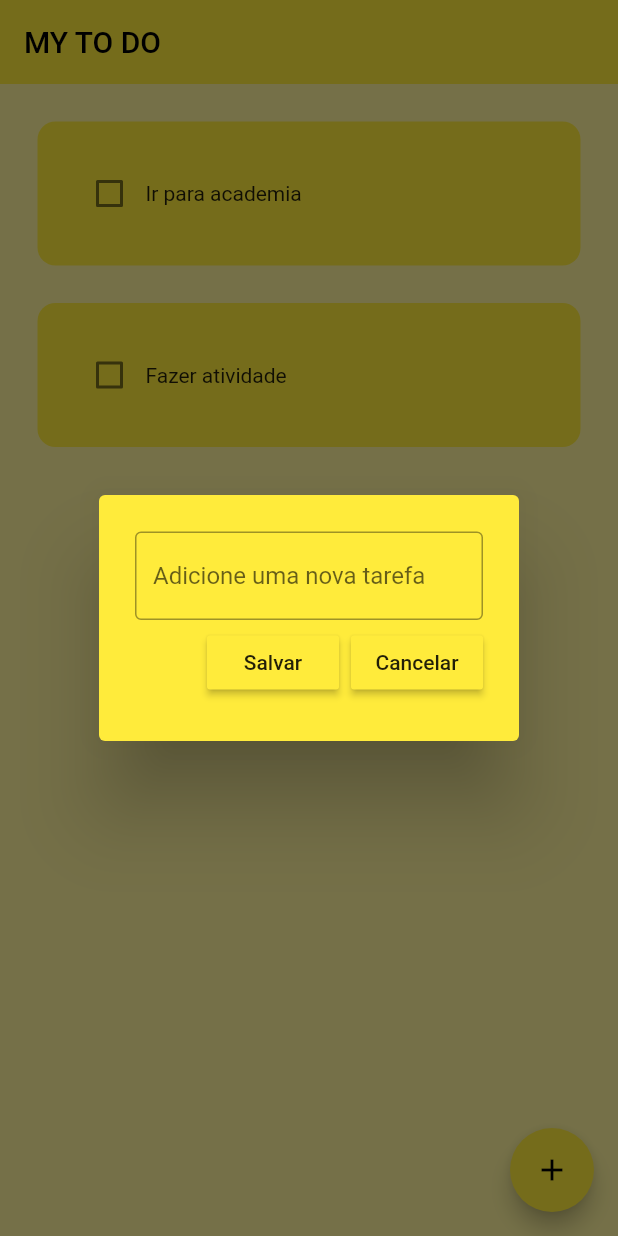
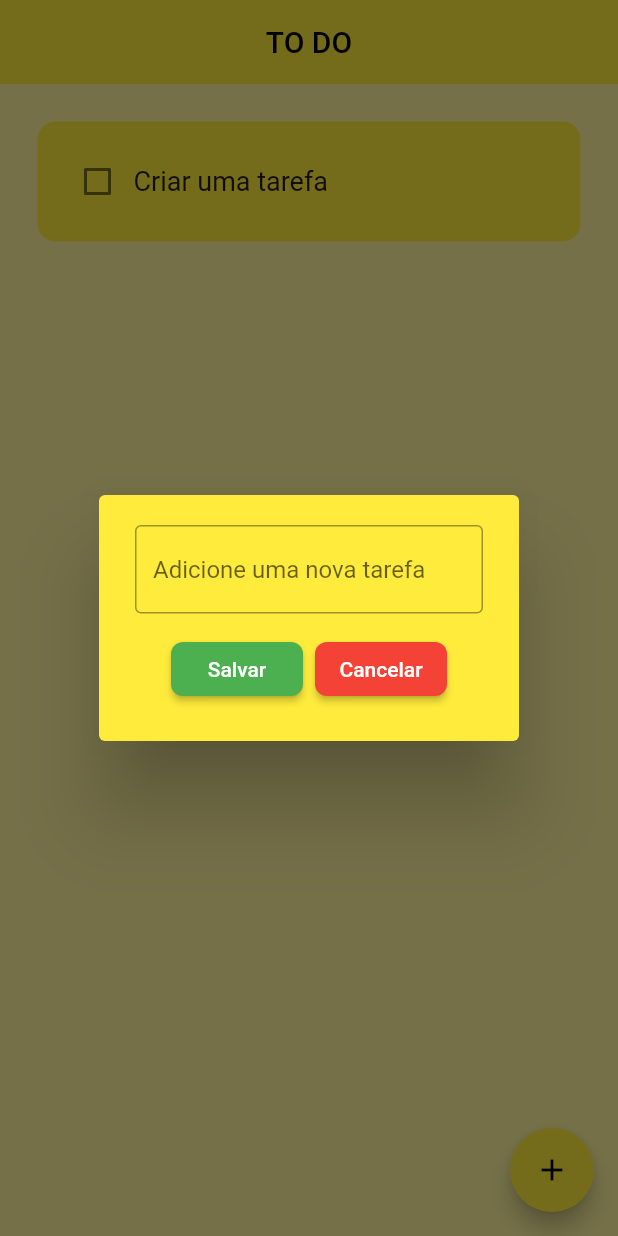
Before and after one commit to RegianaBarbosa/flutter_todolist, a Flutter app: the screen it shows after launch, after a tap on the "add" icon, on a phone screen of 412 x 824 dp. Run offline on Flutter 3.47's test engine with Material 2 defaults, Android fonts, the phone set to English and light mode, and no system bars; drawn by our look-alikes of flutter_slidable; our stand-ins replace hive_flutter; accounts and stored records are empty.

Commit message:
update create new task buttons

```diff
--- a/lib/data/database.dart
+++ b/lib/data/database.dart
@@ -9,8 +9,7 @@ class ToDoDataBase {
   // run this method if this is the first time ever opening this app
   void createInitialData(){
     toDoList = [
-      ["Ir para academia", false],
-      ["Fazer atividade", false],
+      ["Criar uma tarefa", false],
     ];
   }
 
--- a/lib/pages/home_page.dart
+++ b/lib/pages/home_page.dart
@@ -77,7 +77,8 @@ class _HomePageState extends State<HomePage> {
     return Scaffold(
       backgroundColor: Colors.yellow[200],
       appBar: AppBar(
-        title: const Text("MY TO DO"),
+        title: const Text("TO DO"),
+        centerTitle: true,
         elevation: 0,
       ),
       floatingActionButton: FloatingActionButton(
--- a/lib/util/dialog_box.dart
+++ b/lib/util/dialog_box.dart
@@ -6,11 +6,12 @@ class DialogBox extends StatelessWidget {
   VoidCallback onSave;
   VoidCallback onCancel;
 
-  DialogBox(
-      {super.key,
-      required this.controller,
-      required this.onSave,
-      required this.onCancel,});
+  DialogBox({
+    super.key,
+    required this.controller,
+    required this.onSave,
+    required this.onCancel,
+  });
 
   @override
   Widget build(BuildContext context) {
@@ -19,27 +20,39 @@ class DialogBox extends StatelessWidget {
       content: Container(
         height: 120,
         child: Column(
-          mainAxisAlignment: MainAxisAlignment.spaceEvenly,
+          mainAxisAlignment: MainAxisAlignment.spaceBetween,
           children: [
             // get user input
             TextField(
               controller: controller,
+              cursorColor: Colors.black, // Define a cor do cursor
               decoration: InputDecoration(
-                border: OutlineInputBorder(),
-                hintText: "Adicione uma nova tarefa",
-              ),
+                  border: OutlineInputBorder(),
+                  focusedBorder: OutlineInputBorder(
+                    borderSide: BorderSide(
+                        color: Colors.black12), // Cor da borda quando focado
+                  ),
+                  hintText: "Adicione uma nova tarefa"),
             ),
 
             // button -> save + cancel
             Row(
-              mainAxisAlignment: MainAxisAlignment.end,
+              mainAxisAlignment: MainAxisAlignment.center,
               children: [
                 // save button
-                MyButton(text: "Salvar", onPressed: onSave),
+                MyButton(
+                    text: "Salvar",
+                    onPressed: onSave,
+                    backgroundColor: Colors.green,
+                    textColor: Colors.white),
 
                 const SizedBox(width: 8),
                 // cancel button
-                MyButton(text: "Cancelar", onPressed: onCancel)
+                MyButton(
+                    text: "Cancelar",
+                    onPressed: onCancel,
+                    backgroundColor: Colors.red,
+                    textColor: Colors.white),
               ],
             )
           ],
--- a/lib/util/my_button.dart
+++ b/lib/util/my_button.dart
@@ -3,14 +3,25 @@ import 'package:flutter/material.dart';
 class MyButton extends StatelessWidget {
   final String text;
   VoidCallback onPressed;
+  final Color backgroundColor;
+  final Color textColor;
 
-  MyButton({super.key, required this.text, required this.onPressed});
+  MyButton(
+      {super.key,
+      required this.text,
+      required this.onPressed,
+      required this.backgroundColor,
+      required this.textColor});
 
   @override
   Widget build(BuildContext context) {
     return MaterialButton(
+      color: backgroundColor,
+      textColor: textColor,
+      shape: RoundedRectangleBorder(
+        borderRadius: BorderRadius.circular(8), // Define o borderRadius como 8
+      ),
       onPressed: onPressed,
-      color: Theme.of(context).primaryColor,
       child: Text(text),
     );
   }
--- a/lib/util/todo_tile.dart
+++ b/lib/util/todo_tile.dart
@@ -29,13 +29,14 @@ class ToDoTile extends StatelessWidget {
             )
           ]),
           child: Container(
-            padding: EdgeInsets.all(24),
+            padding: EdgeInsets.all(16),
             decoration: BoxDecoration(
                 color: Colors.yellow, borderRadius: BorderRadius.circular(12)),
             child: Row(
               children: [
                 //checkbox
                 Checkbox(
+                  checkColor: Colors.yellow,
                   value: taskComplete,
                   onChanged: onChanged,
                   activeColor: Colors.black,
@@ -45,6 +46,7 @@ class ToDoTile extends StatelessWidget {
                 Text(
                   taskName,
                   style: TextStyle(
+                      fontSize: 18,
                       decoration: taskComplete
                           ? TextDecoration.lineThrough
                           : TextDecoration.none),
```
